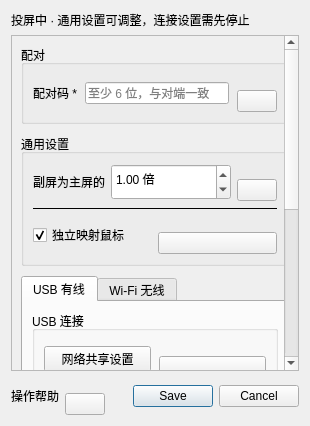
This is Furina/ui/forms/settings.ui in HuTaoUnknow/Fukaros-Furina as Qt 5 draws it before an edit. The edited form follows.
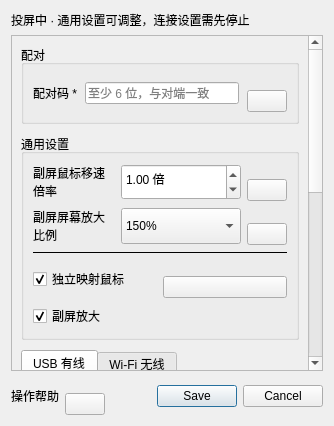
This is the edited form. Custom widgets are drawn as their Qt base class.

The edit to the form file:
```diff
--- a/Furina/ui/forms/settings.ui
+++ b/Furina/ui/forms/settings.ui
@@ -121,7 +121,7 @@
          <property name="title"><string>通用设置</string></property>
          <layout class="QVBoxLayout" name="generalLayout">
  <item><layout class="QHBoxLayout" name="pointerLayout">
-          <item><widget class="QLabel" name="pointerLabel"><property name="text"><string>副屏为主屏的</string></property></widget></item>
+          <item><widget class="QLabel" name="pointerLabel"><property name="text"><string>副屏鼠标移速倍率</string></property><property name="wordWrap"><bool>true</bool></property></widget></item>
           <item><widget class="QDoubleSpinBox" name="pointerMultiplier">
            <property name="minimum"><double>0.250000000000000</double></property>
            <property name="maximum"><double>4.000000000000000</double></property>
@@ -143,6 +143,18 @@
            </widget></item>
           </layout></item>
          </layout></item>
+         <item><layout class="QHBoxLayout" name="screenScaleRow">
+          <item><widget class="QLabel" name="screenScaleLabel"><property name="text"><string>副屏屏幕放大比例</string></property><property name="wordWrap"><bool>true</bool></property></widget></item>
+          <item><widget class="FurinaComboBox" name="screenScale"><property name="minimumSize"><size><width>120</width><height>36</height></size></property><property name="currentIndex"><number>2</number></property><item><property name="text"><string>100%</string></property></item><item><property name="text"><string>125%</string></property></item><item><property name="text"><string>150%</string></property></item><item><property name="text"><string>175%</string></property></item><item><property name="text"><string>200%</string></property></item><item><property name="text"><string>225%</string></property></item><item><property name="text"><string>250%</string></property></item><item><property name="text"><string>300%</string></property></item></widget></item>
+          <item><layout class="QVBoxLayout" name="screenScaleHelpLayout"><property name="spacing"><number>0</number></property>
+           <item><spacer name="screenScaleHelpSpring"><property name="orientation"><enum>Qt::Vertical</enum></property><property name="sizeHint" stdset="0"><size><width>0</width><height>16</height></size></property></spacer></item>
+           <item><widget class="StepHelpButton" name="screenScaleHelp"><property name="helpTitle" stdset="0"><string>副屏屏幕放大比例</string></property><property name="steps" stdset="0"><string>1. 勾选“副屏放大”后应用所选比例，默认 150%。关闭后恢复 100%，保留所选比例，重新开启后恢复。
+2. 使用 Windows 显示缩放，保留桌面分辨率，不裁切画面。主屏比例不变。
+3. 修改立即保存并双端同步；扩展开始后自动应用，投屏期间也可调整。
+4. 仅电脑向移动端扩展桌面生效；复制与移动端投电脑不改变原屏比例。
+5. 若 Windows 不支持所选档位，保留实际比例并在调试信息中提示。</string></property></widget></item>
+          </layout></item>
+         </layout></item>
          <item><widget class="QFrame" name="cursorSeparator"><property name="frameShape"><enum>QFrame::HLine</enum></property></widget></item>
          <item><layout class="QHBoxLayout" name="cursorMappingRow">
           <item><widget class="QCheckBox" name="independentCursor"><property name="text"><string>独立映射鼠标</string></property><property name="checked"><bool>true</bool></property></widget></item>
@@ -154,6 +166,7 @@
 4. 适用于电脑向移动端投屏。反色图案在独立模式中以黑白轮廓显示。</string></property></widget></item>
           </layout></item>
          </layout></item>
+         <item><widget class="QCheckBox" name="screenScaleEnabled"><property name="text"><string>副屏放大</string></property><property name="checked"><bool>true</bool></property></widget></item>
          </layout>
         </widget>
        </item>
@@ -787,5 +800,6 @@
    <extends>QPushButton</extends>
    <header>settings_support.h</header>
   </customwidget>
+  <customwidget><class>FurinaComboBox</class><extends>QComboBox</extends><header>interface_support.h</header></customwidget>
  </customwidgets>
 </ui>
```
Left out of the diff: 2 changed lines with no effect on the pictures.
